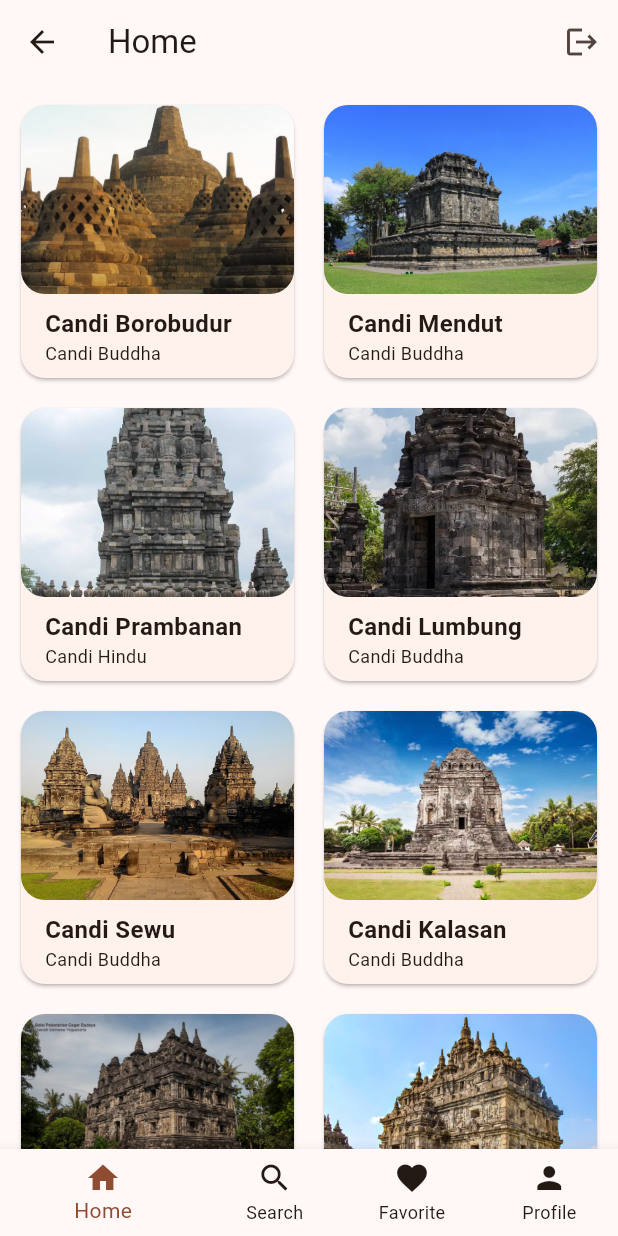
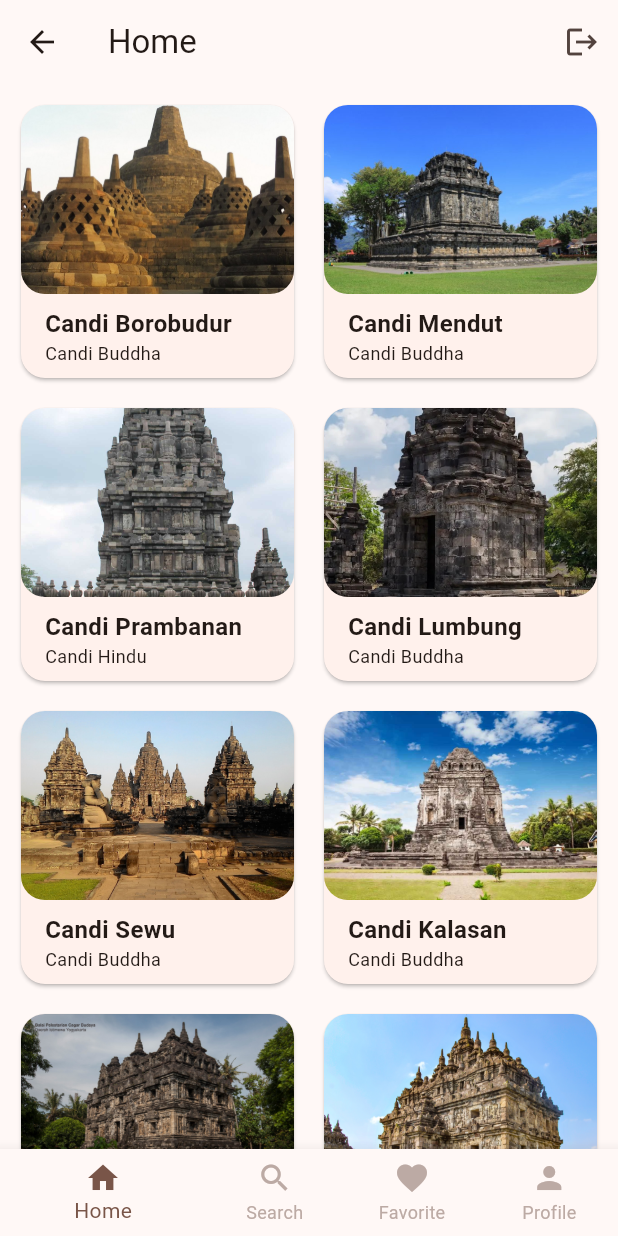
Before and after one commit to ahmfarisi/flutter_wisata_candi, a Flutter app: the MainScreen screen opened directly, on a phone screen of 412 x 824 dp. Run offline on Flutter 3.47's test engine with Material 3 defaults, Android fonts, the phone set to English and light mode, and no system bars; our stand-ins replace cached_network_image, shared_preferences; accounts and stored records are empty.

Commit message:
Update main_screen.dart
Update bottom navigation color

```diff
--- a/lib/screens/main_screen.dart
+++ b/lib/screens/main_screen.dart
@@ -51,8 +51,8 @@ class _MainScreenState extends State<MainScreen> {
           ),
         ],
         currentIndex: _selectedIndex,
-        selectedItemColor: Theme.of(context).colorScheme.primary,
-        unselectedItemColor: Theme.of(context).colorScheme.onSurface,
+        selectedItemColor: Colors.brown,
+        unselectedItemColor: Colors.brown.shade200,
         onTap: _onItemTapped,
         showUnselectedLabels: true,
       ),
```
